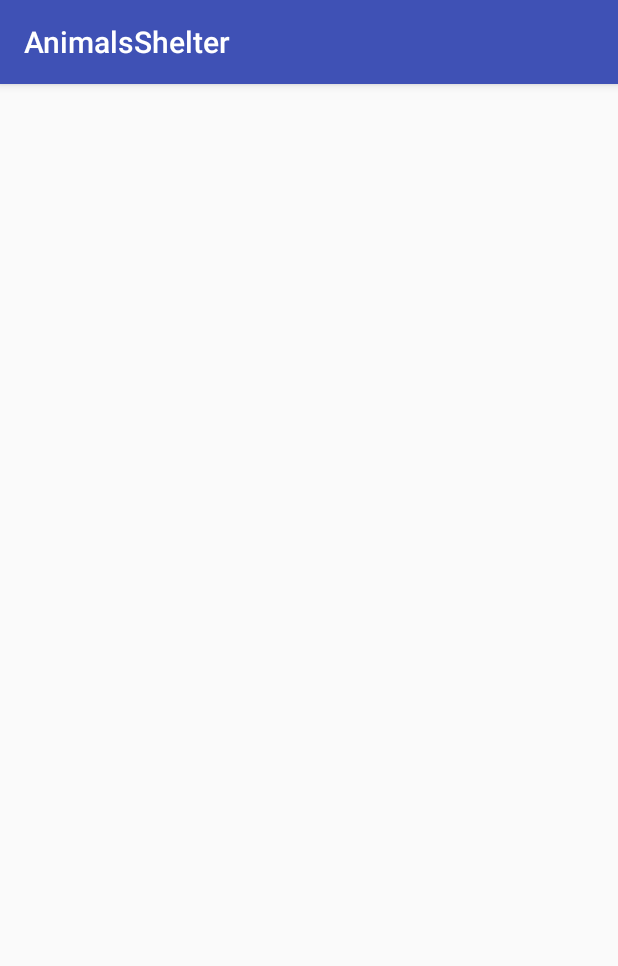
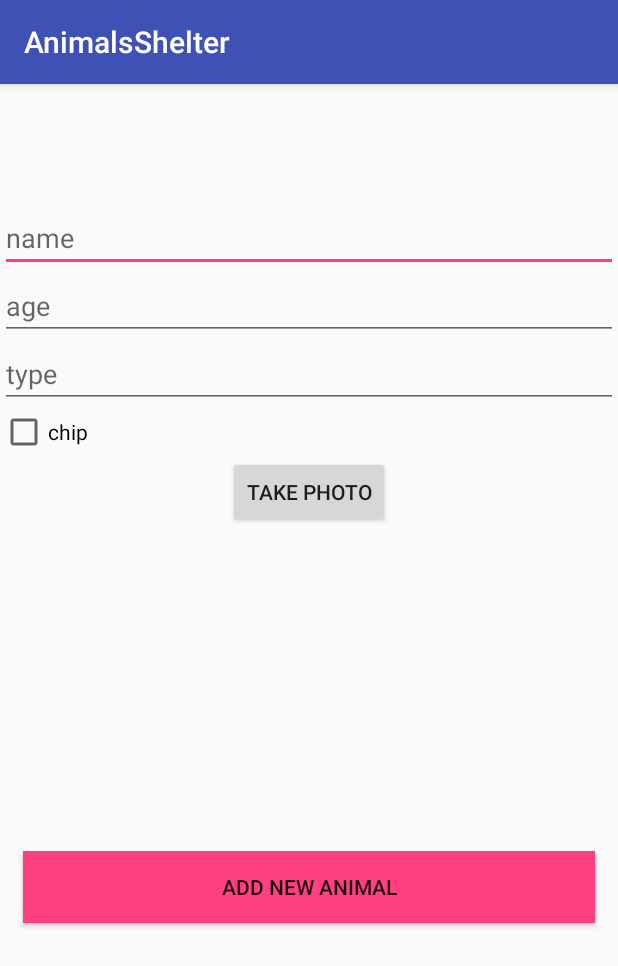
Before and after one commit to cettorre/AnimalsShelter, an Android app: the InsertAnimalActivity screen opened directly, with no data from a screen before it, on a phone screen of 412 x 824 dp. Shown: the top 966 px of the screen. Run offline under Robolectric (Android 15) with nearby library versions, the phone set to English and light mode, and no system bars.

Commit message:
working on view
added code to main Activity for basic functionality
modified InsertAnimalActivity layout

```diff
--- a/app/src/main/java/com/example/cettorre/animalsshelter/view/MainActivity.java
+++ b/app/src/main/java/com/example/cettorre/animalsshelter/view/MainActivity.java
@@ -1,15 +1,48 @@
 package com.example.cettorre.animalsshelter.view;
 
+import android.content.Intent;
 import android.support.v7.app.AppCompatActivity;
 import android.os.Bundle;
+import android.view.View;
+import android.widget.AdapterView;
+import android.widget.Button;
+import android.widget.ListView;
 
 import com.example.cettorre.animalsshelter.R;
 
 public class MainActivity extends AppCompatActivity {
 
+    Button mAddAnimal;
+    ListView mList;
+
     @Override
     protected void onCreate(Bundle savedInstanceState) {
         super.onCreate(savedInstanceState);
         setContentView(R.layout.activity_main);
+        initComponents();
+
+
+        mAddAnimal.setOnClickListener(new View.OnClickListener() {
+            @Override
+            public void onClick(View v) {
+                Intent i = new Intent(MainActivity.this, InsertAnimalActivity.class);
+                startActivity(i);
+            }
+        });
+
+        mList.setOnItemClickListener(new AdapterView.OnItemClickListener() {
+            @Override
+            public void onItemClick(AdapterView<?> parent, View view, int position, long id) {
+
+                Intent i = new Intent(MainActivity.this, AnimalInfoActivity.class);
+                i.putExtra("position", position);
+                startActivity(i);
+            }
+        });
+    }
+
+    public void initComponents(){
+        mAddAnimal= (Button) findViewById(R.id.addAnimal);
+        mList = (ListView) findViewById(R.id.list);
     }
 }
--- a/app/src/main/res/layout/activity_insert_animal.xml
+++ b/app/src/main/res/layout/activity_insert_animal.xml
@@ -1,9 +1,58 @@
 <?xml version="1.0" encoding="utf-8"?>
-<android.support.constraint.ConstraintLayout xmlns:android="http://schemas.android.com/apk/res/android"
+<LinearLayout xmlns:android="http://schemas.android.com/apk/res/android"
     xmlns:app="http://schemas.android.com/apk/res-auto"
     xmlns:tools="http://schemas.android.com/tools"
     android:layout_width="match_parent"
     android:layout_height="match_parent"
-    tools:context=".view.InsertAnimalActivity">
+    android:orientation="vertical"
+    tools:context="com.example.cettorre.animalsshelter.view.InsertAnimalActivity">
 
-</android.support.constraint.ConstraintLayout>
+    <EditText
+        android:id="@+id/name"
+        android:layout_width="match_parent"
+        android:layout_height="wrap_content"
+        android:hint="name"
+        android:layout_marginTop="80dp"/>
+
+    <EditText
+        android:id="@+id/age"
+        android:layout_width="match_parent"
+        android:layout_height="wrap_content"
+        android:hint="age" />
+
+
+    <EditText
+        android:id="@+id/type"
+        android:layout_width="match_parent"
+        android:layout_height="wrap_content"
+        android:hint="type" />
+
+    <CheckBox
+        android:id="@+id/hasChip"
+        android:layout_width="wrap_content"
+        android:layout_height="wrap_content"
+        android:text="chip" />
+
+    <Button
+        android:id="@+id/takePhoto"
+        android:layout_width="wrap_content"
+        android:layout_height="wrap_content"
+        android:text="take photo"
+        android:layout_gravity="center"
+        />
+    <ImageView
+        android:id="@+id/photo"
+        android:layout_width="wrap_content"
+        android:layout_height="200dp"
+        android:layout_gravity="center"/>
+
+    <Button
+        android:id="@+id/sendData"
+        android:layout_width="match_parent"
+        android:layout_height="wrap_content"
+        android:text="Add New Animal"
+        android:background="@color/colorAccent"
+        android:layout_margin="15dp"
+        />
+
+</LinearLayout>
```
